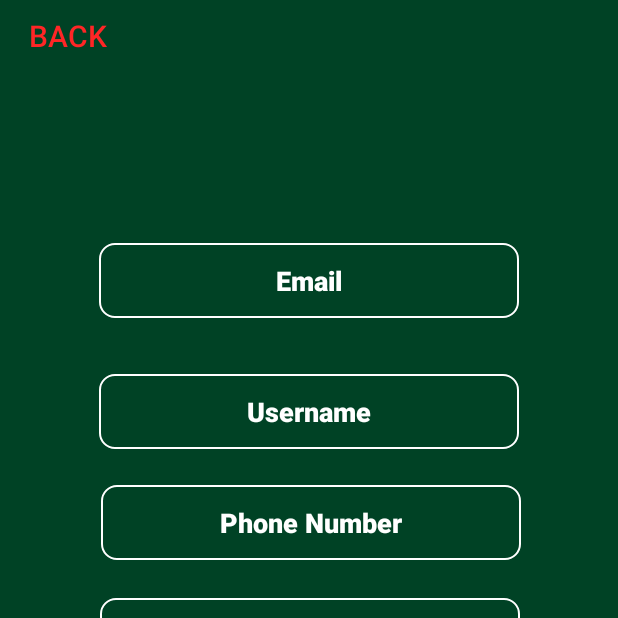
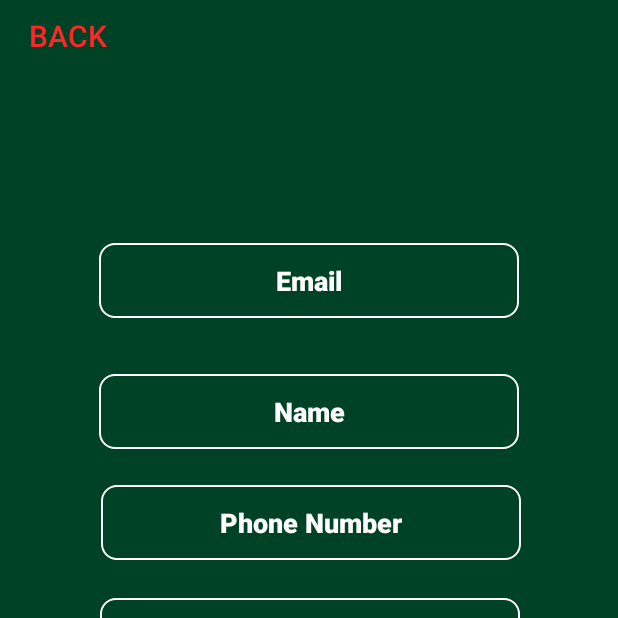
Before and after one commit to everyone21/Capstone, an Android app: the SignUpPage screen opened directly, with no data from a screen before it, after a tap on "CREATE ACCOUNT", on a phone screen of 412 x 824 dp, the top half of it. Run offline under Robolectric (Android 15) with nearby library versions, the phone set to English and light mode, and no system bars; our stand-ins replace Firebase (no records; nobody signed in at launch, a user with empty details on screens opened directly).

```diff
--- a/app/src/main/java/com/example/capstone/LoginPage.kt
+++ b/app/src/main/java/com/example/capstone/LoginPage.kt
@@ -14,6 +14,8 @@ import com.google.firebase.ktx.Firebase
 class LoginPage : AppCompatActivity() {
 
     private lateinit var auth: FirebaseAuth
+
+
     companion object {
         const val ADMIN_EMAIL = "admin@email.com"
     }
@@ -80,4 +82,5 @@ class LoginPage : AppCompatActivity() {
 
     }
 
+
 }
--- a/app/src/main/java/com/example/capstone/SignUpPage.kt
+++ b/app/src/main/java/com/example/capstone/SignUpPage.kt
@@ -1,24 +1,31 @@
 package com.example.capstone
 
 import android.content.Intent
-import androidx.appcompat.app.AppCompatActivity
 import android.os.Bundle
 import android.widget.Button
 import android.widget.EditText
 import android.widget.Toast
+import androidx.appcompat.app.AppCompatActivity
 import com.google.firebase.auth.FirebaseAuth
 import com.google.firebase.auth.ktx.auth
+import com.google.firebase.firestore.DocumentReference
+import com.google.firebase.firestore.FirebaseFirestore
 import com.google.firebase.ktx.Firebase
 
 class SignUpPage : AppCompatActivity() {
 
     private lateinit var auth: FirebaseAuth
+    private lateinit var df: DocumentReference
+    private lateinit var fStore: FirebaseFirestore
+
+
 
     override fun onCreate(savedInstanceState: Bundle?) {
         super.onCreate(savedInstanceState)
         setContentView(R.layout.activity_sign_up_page)
 
         auth = Firebase.auth
+        fStore = FirebaseFirestore.getInstance()
 
         val back: Button = findViewById(R.id.backbttn)
         val create: Button = findViewById(R.id.submit)
@@ -47,20 +54,37 @@ class SignUpPage : AppCompatActivity() {
         val Email = email.text.toString()
         val Password = pass.text.toString()
         val Confirm = confirmPass.text.toString()
+        val name = Uname.text.toString()
+        val pn = phone_num.text.toString()
 
-        if (email.text.isEmpty() or pass.text.isEmpty()){
+        if (email.text.isEmpty() or pass.text.isEmpty() or Uname.text.isEmpty() or phone_num.text.isEmpty()){
 
             Toast.makeText(this, "Please Fill All the Fields", Toast.LENGTH_SHORT).show()
             return
         }
         else if(Password == Confirm) {
-
             auth.createUserWithEmailAndPassword(Email, Password)
                 .addOnCompleteListener(this) { task ->
                     if (task.isSuccessful) {
                         // Sign in success, To navigation
                         val main = Intent(this, navigation::class.java)
                         startActivity(main)
+                        // _______________________________STORING USER INFO TO FIREBASEFIRESTORE______________________________________
+                        val user = auth.currentUser
+                        if (user != null) {
+                            df = fStore.collection("Users").document(user.uid)
+                            val userInf = hashMapOf(
+                                "Name" to name,
+                                "Email" to Email,
+                                "Phone Number" to pn,
+                                "Password" to Password,
+
+                                // code line will specify the admin and user
+                                "User" to "1"
+                            )
+                            df.set(userInf)
+                        }
+                        // _______________________________changed lines______________________________________
 
                         Toast.makeText(this, "Login Successful", Toast.LENGTH_SHORT).show()
 
--- a/app/src/main/res/layout/activity_sign_up_page.xml
+++ b/app/src/main/res/layout/activity_sign_up_page.xml
@@ -35,7 +35,7 @@
         android:background="@drawable/border"
         android:ems="10"
         android:fontFamily="sans-serif-black"
-        android:hint="Username"
+        android:hint="Name"
         android:inputType="text"
         android:textAlignment="center"
         android:textColor="#FBF8F8"
```
Also changed, not shown: app/src/main/java/com/example/capstone/navigation.kt (+1 -38 lines).
